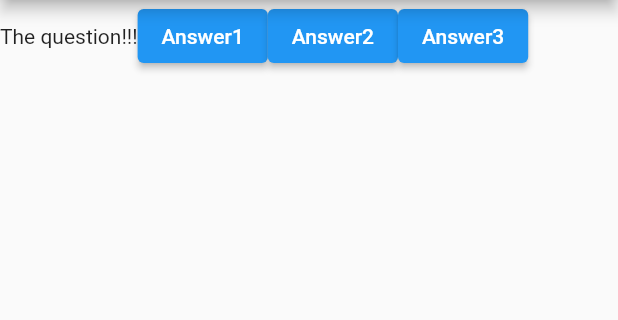
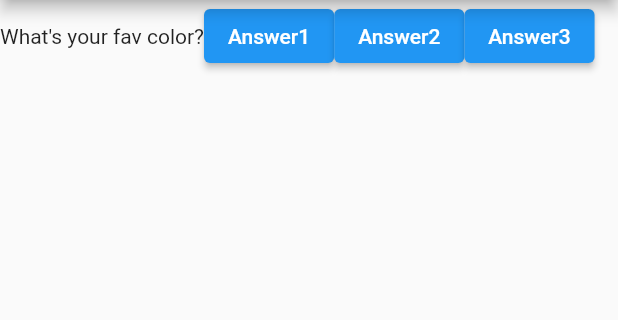
Before and after one commit to addod19/flutterQuizApp, a Flutter app: the screen it shows after launch, on a phone screen of 412 x 824 dp, the part 84-404 px from its top. Run offline on Flutter 3.47's test engine with Material 2 defaults, Android fonts, the phone set to English and light mode, and no system bars.

Commit message:
Access element of a list

```diff
--- a/lib/main.dart
+++ b/lib/main.dart
@@ -23,7 +23,7 @@ class MyApp extends StatelessWidget {
         ),
         body: Row(
           children: [
-            Text('The question!!!'),
+            Text(questions.elementAt(0)),
             ElevatedButton(
               child: Text('Answer1'),
               onPressed: answerQuestion,
```
